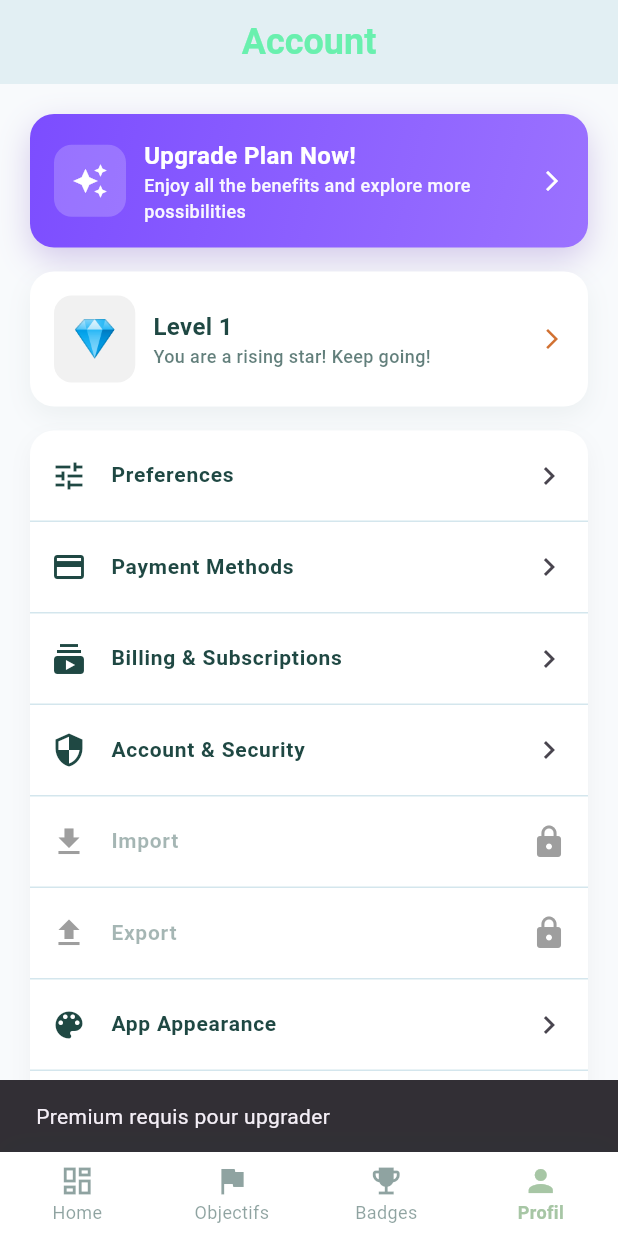
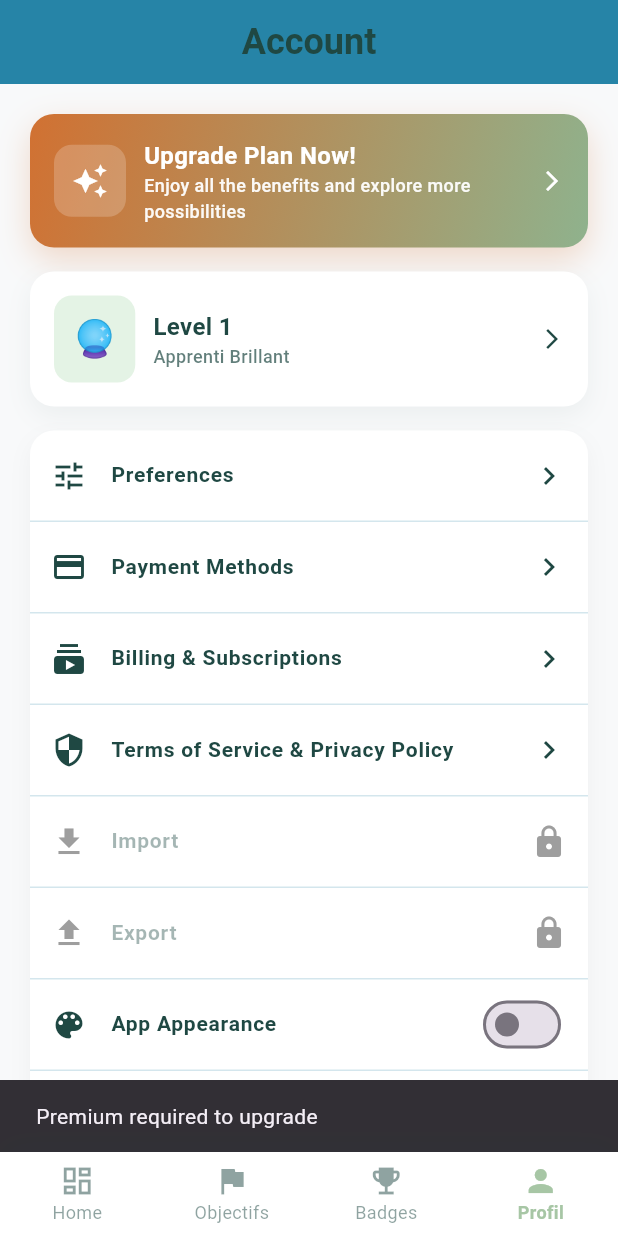
Before and after one commit to MOUSSBEKK/HabitoX, a Flutter app: the screen it shows after launch, item 4 of the bottom bar chosen, after a tap on "Upgrade Plan Now!", on a phone screen of 412 x 824 dp. Run offline on Flutter 3.47's test engine with Material 3 defaults, Android fonts, the phone set to English and light mode, and no system bars; our stand-ins replace localstorage, shared_preferences; accounts and stored records are empty.

```diff
--- a/lib/models/user_profile.dart
+++ b/lib/models/user_profile.dart
@@ -49,9 +49,9 @@ class UserProfile {
 
       // Bonus d'aura pour les séries
       int bonus = 0;
-      if (consecutiveDays >= 7)
+      if (consecutiveDays >= 7) {
         bonus = 50; // 7 jours = +50
-      else if (consecutiveDays >= 3)
+      } else if (consecutiveDays >= 3)
         bonus = 20; // 3 jours = +20
 
       auraPoints += 100 + bonus; // Base 100 + bonus série
@@ -83,15 +83,24 @@ class UserProfile {
   // Vérifier les nouveaux badges
   void _checkForNewBadges() {
     final newLevel = auraLevel;
-    final badgeLevel =
-        ((newLevel - 1) ~/ 5) * 5 + 5; // Badge tous les 5 niveaux
 
-    if (badgeLevel > 0 && badgeLevel <= newLevel) {
+    // Vérifier le premier badge au niveau 1
+    if (newLevel >= 1) {
       final existingBadge = unlockedBadges
-          .where((badge) => badge.level == badgeLevel)
+          .where((badge) => badge.level == 1)
           .firstOrNull;
       if (existingBadge == null) {
-        unlockedBadges.add(AuraBadge.createForLevel(badgeLevel));
+        unlockedBadges.add(AuraBadge.createForLevel(1));
+      }
+    }
+
+    // Vérifier les autres badges tous les 5 niveaux (5, 10, 15, 20, 25, etc.)
+    for (int level = 5; level <= newLevel; level += 5) {
+      final existingBadge = unlockedBadges
+          .where((badge) => badge.level == level)
+          .firstOrNull;
+      if (existingBadge == null) {
+        unlockedBadges.add(AuraBadge.createForLevel(level));
       }
     }
   }
@@ -236,42 +245,42 @@ class AuraBadge {
 
   static Map<String, dynamic> _getBadgeDataForLevel(int level) {
     switch (level) {
-      case 5:
+      case 1:
         return {
           'name': 'Apprenti Brillant',
           'description': 'Premier pas dans le monde de l\'aura',
           'emoji': '🔮',
           'color': Colors.green,
         };
-      case 10:
+      case 5:
         return {
           'name': 'Initié Radieux',
           'description': 'L\'aura commence à briller',
           'emoji': '⚡',
           'color': Colors.teal,
         };
-      case 15:
+      case 10:
         return {
           'name': 'Adepte Lumineux',
           'description': 'La lumière de l\'aura grandit',
           'emoji': '⭐',
           'color': Colors.blue,
         };
-      case 20:
+      case 15:
         return {
           'name': 'Gardien Céleste',
           'description': 'Protecteur de l\'énergie astrale',
           'emoji': '💫',
           'color': Colors.indigo,
         };
-      case 25:
+      case 20:
         return {
           'name': 'Maître Éthéré',
           'description': 'Maîtrise des forces éthérées',
           'emoji': '✨',
           'color': Colors.deepPurple,
         };
-      case 30:
+      case 25:
         return {
           'name': 'Légende Astrale',
           'description': 'Légende vivante de l\'aura',
--- a/lib/screens/profile_screen.dart
+++ b/lib/screens/profile_screen.dart
@@ -2,6 +2,8 @@ import 'package:flutter/material.dart';
 import 'package:provider/provider.dart';
 import '../services/user_profile_service.dart';
 import '../constants/app_colors.dart';
+import '../models/user_profile.dart';
+import 'package:shared_preferences/shared_preferences.dart';
 
 class ProfileScreen extends StatefulWidget {
   const ProfileScreen({super.key});
@@ -15,6 +17,7 @@ class _ProfileScreenState extends State<ProfileScreen>
   late AnimationController _fadeController;
   late AnimationController _slideController;
   late Animation<Offset> _slideAnimation;
+  bool _isDarkMode = false;
 
   @override
   void initState() {
@@ -35,6 +38,22 @@ class _ProfileScreenState extends State<ProfileScreen>
 
     _fadeController.forward();
     _slideController.forward();
+    _loadDarkModePreference();
+  }
+
+  Future<void> _loadDarkModePreference() async {
+    final prefs = await SharedPreferences.getInstance();
+    setState(() {
+      _isDarkMode = prefs.getBool('dark_mode') ?? false;
+    });
+  }
+
+  Future<void> _toggleDarkMode() async {
+    final prefs = await SharedPreferences.getInstance();
+    setState(() {
+      _isDarkMode = !_isDarkMode;
+    });
+    await prefs.setBool('dark_mode', _isDarkMode);
   }
 
   @override
@@ -57,16 +76,24 @@ class _ProfileScreenState extends State<ProfileScreen>
               'Account',
               style: TextStyle(
                 fontWeight: FontWeight.w600,
-                color: Colors.greenAccent,
+                color: _isDarkMode
+                    ? AppColors.primaryColor
+                    : AppColors.darkColor,
                 fontSize: isTablet ? 28.0 : 24.0,
               ),
             ),
             elevation: 0,
             centerTitle: true,
-            backgroundColor: const Color.fromRGBO(226, 239, 243, 1),
-            foregroundColor: Colors.white,
+            backgroundColor: _isDarkMode
+                ? AppColors.darkColor
+                : AppColors.lightColor,
+            foregroundColor: _isDarkMode
+                ? AppColors.primaryColor
+                : Colors.white,
           ),
-          backgroundColor: const Color(0xFFF8FAFC),
+          backgroundColor: _isDarkMode
+              ? AppColors.darkColor
+              : AppColors.scaffoldBackgroundColor,
           body: SafeArea(
             child: SingleChildScrollView(
               padding: EdgeInsets.all(padding),
@@ -98,20 +125,20 @@ extension on _ProfileScreenState {
   Widget _buildUpgradeCard(bool isTablet) {
     return GestureDetector(
       onTap: () => ScaffoldMessenger.of(context).showSnackBar(
-        const SnackBar(content: Text('Premium requis pour upgrader')),
+        const SnackBar(content: Text('Premium required to upgrade')),
       ),
       child: Container(
         padding: EdgeInsets.all(isTablet ? 20 : 16),
         decoration: BoxDecoration(
           borderRadius: BorderRadius.circular(isTablet ? 20 : 16),
-          gradient: const LinearGradient(
-            colors: [Color(0xFF7C4DFF), Color(0xFF9B72FF)],
+          gradient: LinearGradient(
+            colors: [AppColors.primaryColor, AppColors.primaryDark],
             begin: Alignment.topLeft,
             end: Alignment.bottomRight,
           ),
           boxShadow: [
             BoxShadow(
-              color: Colors.deepPurple.withOpacity(0.25),
+              color: AppColors.primaryColor.withValues(alpha: 0.25),
               blurRadius: 18,
               offset: const Offset(0, 8),
             ),
@@ -122,7 +149,7 @@ extension on _ProfileScreenState {
             Container(
               padding: const EdgeInsets.all(12),
               decoration: BoxDecoration(
-                color: Colors.white.withOpacity(0.2),
+                color: Colors.white.withValues(alpha: 0.2),
                 borderRadius: BorderRadius.circular(12),
               ),
               child: const Icon(Icons.auto_awesome, color: Colors.white),
@@ -143,7 +170,7 @@ extension on _ProfileScreenState {
                   Text(
                     'Enjoy all the benefits and explore more possibilities',
                     style: TextStyle(
-                      color: Colors.white.withOpacity(0.95),
+                      color: Colors.white.withValues(alpha: 0.95),
                       fontSize: 12,
                       fontWeight: FontWeight.w500,
                     ),
@@ -162,18 +189,27 @@ extension on _ProfileScreenState {
     return Consumer<UserProfileService>(
       builder: (context, profileService, child) {
         final level = profileService.userProfile?.auraLevel ?? 1;
-        final emoji = profileService.userProfile?.auraEmoji ?? '💎';
-        final color =
-            profileService.userProfile?.auraColor ?? AppColors.primaryColor;
+        final unlockedBadges = profileService.userProfile?.unlockedBadges ?? [];
+
+        // Get the highest level badge
+        AuraBadge? highestBadge;
+        if (unlockedBadges.isNotEmpty) {
+          highestBadge = unlockedBadges.reduce(
+            (a, b) => a.level > b.level ? a : b,
+          );
+        }
+
+        final emoji = highestBadge?.emoji ?? '💎';
+        final color = highestBadge?.color ?? AppColors.primaryColor;
 
         return Container(
           padding: EdgeInsets.all(isTablet ? 18 : 16),
           decoration: BoxDecoration(
-            color: Colors.white,
+            color: _isDarkMode ? AppColors.darkColor : Colors.white,
             borderRadius: BorderRadius.circular(isTablet ? 18 : 16),
             boxShadow: [
               BoxShadow(
-                color: AppColors.darkColor.withOpacity(0.06),
+                color: AppColors.darkColor.withValues(alpha: 0.06),
                 blurRadius: 14,
                 offset: const Offset(0, 6),
               ),
@@ -184,7 +220,7 @@ extension on _ProfileScreenState {
               Container(
                 padding: const EdgeInsets.all(12),
                 decoration: BoxDecoration(
-                  color: color.withOpacity(0.15),
+                  color: color.withValues(alpha: 0.15),
                   borderRadius: BorderRadius.circular(12),
                 ),
                 child: Text(emoji, style: const TextStyle(fontSize: 24)),
@@ -199,21 +235,34 @@ extension on _ProfileScreenState {
                       style: TextStyle(
                         fontSize: 16,
                         fontWeight: FontWeight.w700,
-                        color: AppColors.darkColor,
+                        color: _isDarkMode
+                            ? AppColors.primaryColor
+                            : AppColors.darkColor,
                       ),
                     ),
                     Text(
-                      'You are a rising star! Keep going!',
+                      highestBadge?.name ??
+                          'You are a rising star! Keep going!',
                       style: TextStyle(
                         fontSize: 12,
-                        color: AppColors.darkColor.withOpacity(0.7),
+                        color:
+                            (_isDarkMode
+                                    ? AppColors.primaryColor
+                                    : AppColors.darkColor)
+                                .withValues(alpha: 0.7),
                         fontWeight: FontWeight.w500,
                       ),
                     ),
                   ],
                 ),
               ),
-              const Icon(Icons.arrow_forward_ios, size: 16),
+              Icon(
+                Icons.arrow_forward_ios,
+                size: 16,
+                color: _isDarkMode
+                    ? AppColors.primaryColor
+                    : AppColors.darkColor,
+              ),
             ],
           ),
         );
@@ -226,20 +275,20 @@ extension on _ProfileScreenState {
       _SettingItem(Icons.tune, 'Preferences'),
       _SettingItem(Icons.credit_card, 'Payment Methods'),
       _SettingItem(Icons.subscriptions, 'Billing & Subscriptions'),
-      _SettingItem(Icons.security, 'Account & Security'),
+      _SettingItem(Icons.security, 'Terms of Service & Privacy Policy'),
       _SettingItem(Icons.file_download, 'Import', locked: true),
       _SettingItem(Icons.file_upload, 'Export', locked: true),
-      _SettingItem(Icons.color_lens, 'App Appearance'),
+      _SettingItem(Icons.color_lens, 'App Appearance', isToggle: true),
       _SettingItem(Icons.insights, 'Data & Analytics'),
     ];
 
     return Container(
       decoration: BoxDecoration(
-        color: Colors.white,
+        color: _isDarkMode ? AppColors.darkColor : Colors.white,
         borderRadius: BorderRadius.circular(isTablet ? 20 : 16),
         boxShadow: [
           BoxShadow(
-            color: Colors.black.withOpacity(0.04),
+            color: Colors.black.withValues(alpha: 0.04),
             blurRadius: 12,
             offset: const Offset(0, 6),
           ),
@@ -250,7 +299,10 @@ extension on _ProfileScreenState {
           for (int i = 0; i < items.length; i++) ...[
             _buildSettingTile(items[i], isTablet),
             if (i != items.length - 1)
-              Divider(height: 1, color: AppColors.lightColor.withOpacity(0.2)),
+              Divider(
+                height: 1,
+                color: AppColors.lightColor.withValues(alpha: 0.2),
+              ),
           ],
         ],
       ),
@@ -262,30 +314,56 @@ extension on _ProfileScreenState {
       fontSize: isTablet ? 16 : 14,
       fontWeight: FontWeight.w600,
       color: item.locked
-          ? AppColors.darkColor.withOpacity(0.4)
-          : AppColors.darkColor,
+          ? (_isDarkMode ? AppColors.primaryColor : AppColors.darkColor)
+                .withValues(alpha: 0.4)
+          : (_isDarkMode ? AppColors.primaryColor : AppColors.darkColor),
     );
 
-    return ListTile(
+    Widget tile = ListTile(
       leading: Icon(
         item.icon,
-        color: item.locked ? Colors.grey : AppColors.darkColor,
+        color: item.locked
+            ? Colors.grey
+            : (_isDarkMode ? AppColors.primaryColor : AppColors.darkColor),
       ),
       title: Text(item.title, style: titleStyle),
-      trailing: item.locked
+      trailing: item.isToggle
+          ? Switch(
+              value: _isDarkMode,
+              onChanged: (value) => _toggleDarkMode(),
+              activeThumbColor: AppColors.primaryColor,
+            )
+          : item.locked
           ? const Icon(Icons.lock, color: Colors.grey)
-          : const Icon(Icons.chevron_right),
-      onTap: item.locked
-          ? () => ScaffoldMessenger.of(
-              context,
-            ).showSnackBar(const SnackBar(content: Text('Premium requis')))
+          : Icon(
+              Icons.chevron_right,
+              color: _isDarkMode ? AppColors.primaryColor : AppColors.darkColor,
+            ),
+      onTap: item.isToggle
+          ? null
+          : item.locked
+          ? () => ScaffoldMessenger.of(context).showSnackBar(
+              const SnackBar(
+                content: Text('Premium required to access this feature'),
+              ),
+            )
           : () {},
-      enabled: !item.locked,
+      enabled: !item.locked && !item.isToggle,
       contentPadding: EdgeInsets.symmetric(
         horizontal: isTablet ? 18 : 14,
         vertical: isTablet ? 6 : 2,
       ),
     );
+
+    // Add tooltip for locked items
+    if (item.locked) {
+      return Tooltip(
+        message: 'Premium required to access this feature',
+        child: tile,
+      );
+    }
+
+    return tile;
   }
 }
 
@@ -293,5 +371,11 @@ class _SettingItem {
   final IconData icon;
   final String title;
   final bool locked;
-  _SettingItem(this.icon, this.title, {this.locked = false});
+  final bool isToggle;
+  _SettingItem(
+    this.icon,
+    this.title, {
+    this.locked = false,
+    this.isToggle = false,
+  });
 }
--- a/lib/services/user_profile_service.dart
+++ b/lib/services/user_profile_service.dart
@@ -21,13 +21,19 @@ class UserProfileService extends ChangeNotifier {
 
     if (profileJson != null) {
       _userProfile = UserProfile.fromJson(jsonDecode(profileJson));
+      // S'assurer que l'utilisateur a au moins le premier badge
+      _ensureFirstBadgeUnlocked();
     } else {
-      // Créer un profil par défaut
+      // Créer un profil par défaut avec le premier badge débloqué
+      final defaultBadges = [
+        AuraBadge.createForLevel(1),
+      ]; // Premier badge niveau 1
       _userProfile = UserProfile(
         id: _generateId(),
         username: 'HabitoX_User',
         lastActivityDate: DateTime.now(),
         createdAt: DateTime.now(),
+        unlockedBadges: defaultBadges,
       );
       await _saveProfile();
     }
@@ -60,11 +66,15 @@ class UserProfileService extends ChangeNotifier {
   }
 
   Future<void> resetProfile() async {
+    final defaultBadges = [
+      AuraBadge.createForLevel(1),
+    ]; // Premier badge niveau 1
     _userProfile = UserProfile(
       id: _generateId(),
       username: 'HabitoX_User',
       lastActivityDate: DateTime.now(),
       createdAt: DateTime.now(),
+      unlockedBadges: defaultBadges,
     );
     await _saveProfile();
     notifyListeners();
@@ -142,6 +152,14 @@ class UserProfileService extends ChangeNotifier {
     return nextLevelPoints - currentPoints;
   }
 
+  // S'assurer que l'utilisateur a au moins le premier badge
+  void _ensureFirstBadgeUnlocked() {
+    if (_userProfile != null && _userProfile!.unlockedBadges.isEmpty) {
+      _userProfile!.unlockedBadges.add(AuraBadge.createForLevel(1));
+      _saveProfile();
+    }
+  }
+
   String _generateId() {
     final random = DateTime.now().millisecondsSinceEpoch;
     return 'profile_$random';
```
